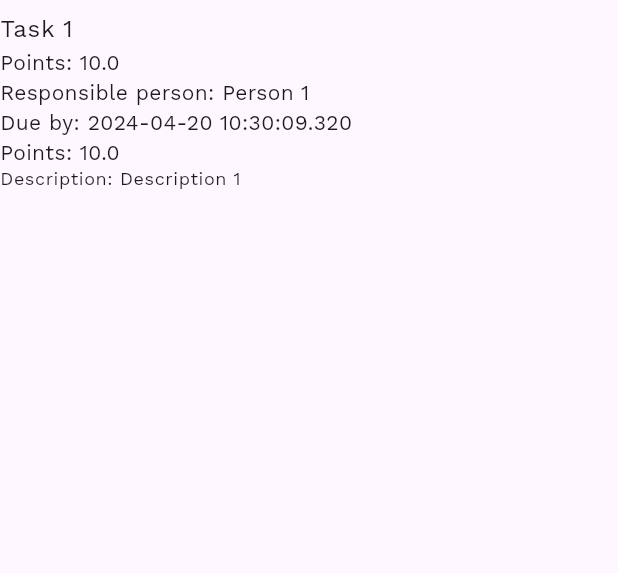
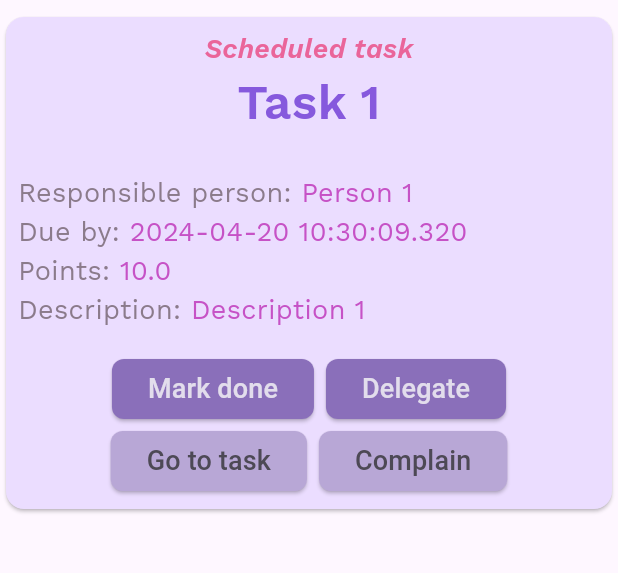
Before and after one commit to iannisdezwart/choors_frontend, a Flutter app: the screen it shows after launch, after a tap on "Task 1", on a phone screen of 412 x 824 dp, the part 73-646 px from its top. Run offline on Flutter 3.47's test engine with Material 3 defaults, Android fonts, the phone set to English and light mode, and no system bars; our stand-ins replace google_fonts.

```diff
--- a/lib/bootstrap.dart
+++ b/lib/bootstrap.dart
@@ -1,5 +1,6 @@
 import 'package:choors_frontend/config/config.dart';
 import 'package:choors_frontend/controllers/people_page_controller.dart';
+import 'package:choors_frontend/controllers/person_page_controller.dart';
 import 'package:choors_frontend/controllers/schedule_page_controller.dart';
 import 'package:choors_frontend/controllers/scheduled_task_page_controller.dart';
 import 'package:choors_frontend/controllers/task_page_controller.dart';
@@ -33,6 +34,7 @@ class Controllers {
   late PeoplePageController peoplePageController;
   late ScheduledTaskPageController scheduledTaskPageController;
   late TaskPageController taskPageController;
+  late PersonPageController personPageController;
 
   Controllers(Services services) {
     schedulePageController = SchedulePageController(
@@ -49,6 +51,9 @@ class Controllers {
     );
     taskPageController = TaskPageController(
       taskService: services.taskService,
+    );
+    personPageController = PersonPageController(
+      peopleService: services.peopleService,
     );
   }
 }
--- /dev/null
+++ b/lib/components/button_component.dart
@@ -0,0 +1,38 @@
+import 'package:flutter/material.dart';
+
+class ButtonComponent extends StatelessWidget {
+  final String label;
+  final void Function() onPressed;
+  final bool secondary;
+
+  const ButtonComponent({
+    required this.label,
+    required this.onPressed,
+    this.secondary = false,
+    super.key,
+  });
+
+  @override
+  Widget build(BuildContext context) {
+    return ElevatedButton(
+      onPressed: onPressed,
+      style: ButtonStyle(
+        backgroundColor: MaterialStateProperty.all<Color>(
+          secondary ? const Color(0xFFB8A7D6) : const Color(0xFF8A6FBA),
+        ),
+        shape: MaterialStateProperty.all<RoundedRectangleBorder>(
+          RoundedRectangleBorder(
+            borderRadius: BorderRadius.circular(8),
+          ),
+        ),
+      ),
+      child: Text(
+        label,
+        style: TextStyle(
+          color: secondary ? const Color(0xFF4D4955) : const Color(0xFFE2DDEC),
+          fontSize: 18,
+        ),
+      ),
+    );
+  }
+}
--- a/lib/components/detailed_scheduled_task_component.dart
+++ b/lib/components/detailed_scheduled_task_component.dart
@@ -1,3 +1,5 @@
+import 'package:choors_frontend/components/button_component.dart';
+import 'package:choors_frontend/components/label_and_value.dart';
 import 'package:choors_frontend/entities/detailed_scheduled_task.dart';
 import 'package:flutter/material.dart';
 
@@ -9,39 +11,96 @@ class DetailedScheduledTaskComponent extends StatelessWidget {
     super.key,
   });
 
-  List<Widget> _buildTaskDetails(BuildContext context) {
-    return [
+  @override
+  Widget build(BuildContext context) {
+    return Column(
+      children: [
+        Card(
+          color: Theme.of(context).colorScheme.primaryContainer,
+          child: Padding(
+            padding: const EdgeInsets.all(8),
+            child: Column(
+              mainAxisAlignment: MainAxisAlignment.start,
+              crossAxisAlignment: CrossAxisAlignment.center,
+              children: [
+                const Text(
+                  'Scheduled task',
+                  style: TextStyle(
+                    fontWeight: FontWeight.w600,
+                    fontStyle: FontStyle.italic,
+                    fontSize: 18,
+                    color: Color(0xFFEA659A),
+                  ),
+                ),
                 Text(
                   detailedScheduledTask.name,
-        style: Theme.of(context).textTheme.bodyLarge,
+                  style: const TextStyle(
+                    fontWeight: FontWeight.w600,
+                    fontSize: 32,
+                    color: Color(0xFF8659DD),
                   ),
-      Text(
-        'Points: ${detailedScheduledTask.points}',
-        style: Theme.of(context).textTheme.bodyMedium,
                 ),
-      Text(
-        'Responsible person: ${detailedScheduledTask.responsiblePerson}',
-        style: Theme.of(context).textTheme.bodyMedium,
+                const SizedBox(
+                  height: 24,
                 ),
-      Text(
-        'Due by: ${detailedScheduledTask.dueDate.toString()}',
-        style: Theme.of(context).textTheme.bodyMedium,
+                LabelAndValue(
+                  label: 'Responsible person',
+                  value: detailedScheduledTask.responsiblePerson,
                 ),
-      Text(
-        'Points: ${detailedScheduledTask.points.toString()}',
-        style: Theme.of(context).textTheme.bodyMedium,
+                LabelAndValue(
+                  label: 'Due by',
+                  value: detailedScheduledTask.dueDate.toString(),
                 ),
-      Text(
-        'Description: ${detailedScheduledTask.description}',
-        style: Theme.of(context).textTheme.bodySmall,
+                LabelAndValue(
+                  label: 'Points',
+                  value: detailedScheduledTask.points.toString(),
                 ),
-    ];
-  }
-
-  @override
-  Widget build(BuildContext context) {
-    return ListView(
-      children: _buildTaskDetails(context),
+                LabelAndValue(
+                  label: 'Description',
+                  value: detailedScheduledTask.description,
+                ),
+                const SizedBox(
+                  height: 16,
+                ),
+                Row(
+                  mainAxisAlignment: MainAxisAlignment.center,
+                  children: [
+                    ButtonComponent(
+                      label: 'Mark done',
+                      onPressed: () {},
+                    ),
+                    const SizedBox(
+                      width: 8,
+                    ),
+                    ButtonComponent(
+                      label: 'Delegate',
+                      onPressed: () {},
+                    ),
+                  ],
+                ),
+                Row(
+                  mainAxisAlignment: MainAxisAlignment.center,
+                  children: [
+                    ButtonComponent(
+                      label: 'Go to task',
+                      onPressed: () {},
+                      secondary: true,
+                    ),
+                    const SizedBox(
+                      width: 8,
+                    ),
+                    ButtonComponent(
+                      label: 'Complain',
+                      onPressed: () {},
+                      secondary: true,
+                    ),
+                  ],
+                ),
+              ],
+            ),
+          ),
+        ),
+      ],
     );
   }
 }
--- /dev/null
+++ b/lib/components/label_and_value.dart
@@ -0,0 +1,45 @@
+import 'package:flutter/material.dart';
+
+class LabelAndValue extends StatelessWidget {
+  final String label;
+  final String value;
+  final void Function()? onEdit;
+
+  const LabelAndValue({
+    super.key,
+    required this.label,
+    required this.value,
+    this.onEdit,
+  });
+
+  @override
+  Widget build(BuildContext context) {
+    return Row(
+      children: [
+        Row(
+          children: [
+            Text(
+              '$label: ',
+              style: const TextStyle(
+                color: Color(0xFF8B7B8B),
+                fontSize: 18,
+              ),
+            ),
+            Text(
+              value,
+              style: const TextStyle(
+                color: Color(0xFFC652C6),
+                fontSize: 18,
+              ),
+            ),
+          ],
+        ),
+        if (onEdit != null)
+          IconButton(
+            icon: const Icon(Icons.edit),
+            onPressed: onEdit,
+          ),
+      ],
+    );
+  }
+}
--- a/lib/main.dart
+++ b/lib/main.dart
@@ -1,5 +1,6 @@
 import 'package:choors_frontend/bootstrap.dart';
 import 'package:choors_frontend/screens/main_screen.dart';
+import 'package:choors_frontend/screens/person_screen.dart';
 import 'package:choors_frontend/screens/scheduled_task_screen.dart';
 import 'package:choors_frontend/screens/task_screen.dart';
 import 'package:choors_frontend/theme/theme.dart';
@@ -35,6 +36,10 @@ class MyApp extends StatelessWidget {
             TaskScreenArgs args = settings.arguments as TaskScreenArgs;
             return TaskScreen(args: args);
           },
+          '/person': (context) {
+            PersonScreenArgs args = settings.arguments as PersonScreenArgs;
+            return PersonScreen(args: args);
+          }
         };
 
         return MaterialPageRoute(
--- a/lib/pages/people_page.dart
+++ b/lib/pages/people_page.dart
@@ -59,6 +59,7 @@ class _PeoplePageState extends State<PeoplePage> {
                         vertical: 4,
                       ),
                       child: PersonCard(
+                        id: person.id,
                         personNameText: person.name,
                         penaltyText: person.penalty.toString(),
                         pictureUrl: person.pictureUrl,
--- a/lib/pages/tasks_page.dart
+++ b/lib/pages/tasks_page.dart
@@ -44,19 +44,19 @@ class _TasksPageState extends State<TasksPage> {
   String _pointsText({
     required TaskListEntry task,
   }) {
-    return "${task.points} pts";
+    return '${task.points} pts';
   }
 
   String _frequencyText({
     required TaskListEntry task,
   }) {
-    return "base: ${DateFormat.yMMMd().format(task.freqBase)}, offset: ${task.freqOffset}";
+    return 'base: ${DateFormat.yMMMd().format(task.freqBase)}, offset: ${task.freqOffset}';
   }
 
   String _timeText({
     required TaskListEntry task,
   }) {
-    return "time: ${task.timeLimit}";
+    return 'time: ${task.timeLimit}';
   }
 
   @override
```
Also changed, not shown: lib/components/person_card.dart (+18 -2 lines), lib/controllers/person_page_controller.dart (added, +18 -0 lines), lib/entities/detailed_person.dart (added, +40 -0 lines), lib/pages/person_page.dart (added, +35 -0 lines), lib/screens/person_screen.dart (added, +41 -0 lines), lib/services/people_service.dart (+76 -9 lines), lib/services/task_service.dart (+16 -16 lines). Lines whose indentation alone changed are shown as unchanged.
